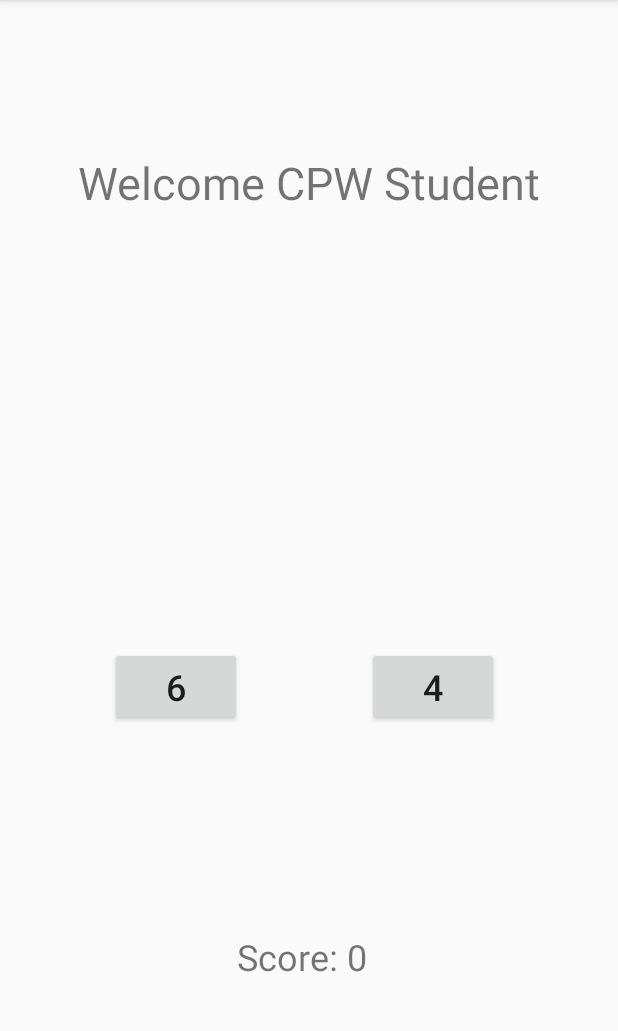
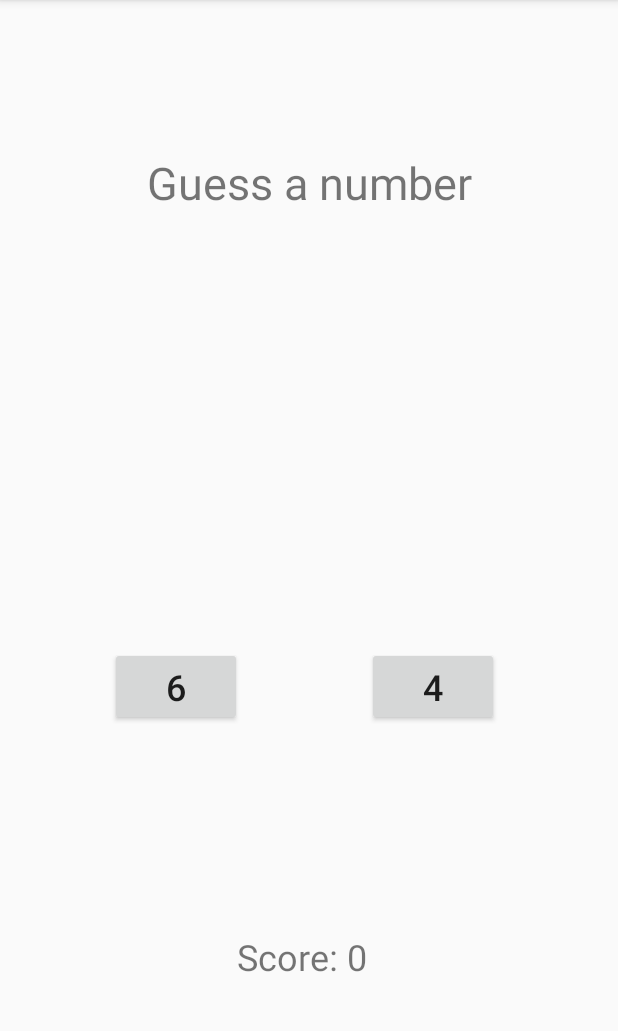
Before and after one commit to KarloParagas/GuessingGame, an Android app: the screen it shows after launch (MainActivity), on a phone screen of 412 x 824 dp, the part 84-1115 px from its top. Run offline under Robolectric (Android 15) with nearby library versions, the phone set to English and light mode, and no system bars.

Commit message:
Changed the welcome message

```diff
--- a/app/src/main/res/layout/activity_main.xml
+++ b/app/src/main/res/layout/activity_main.xml
@@ -51,7 +51,7 @@
         android:layout_width="wrap_content"
         android:layout_height="wrap_content"
         android:layout_marginTop="101dp"
-        android:text="Welcome CPW Student"
+        android:text="Guess a number"
         android:textSize="30sp"
         app:layout_constraintEnd_toEndOf="parent"
         app:layout_constraintStart_toStartOf="parent"
```
